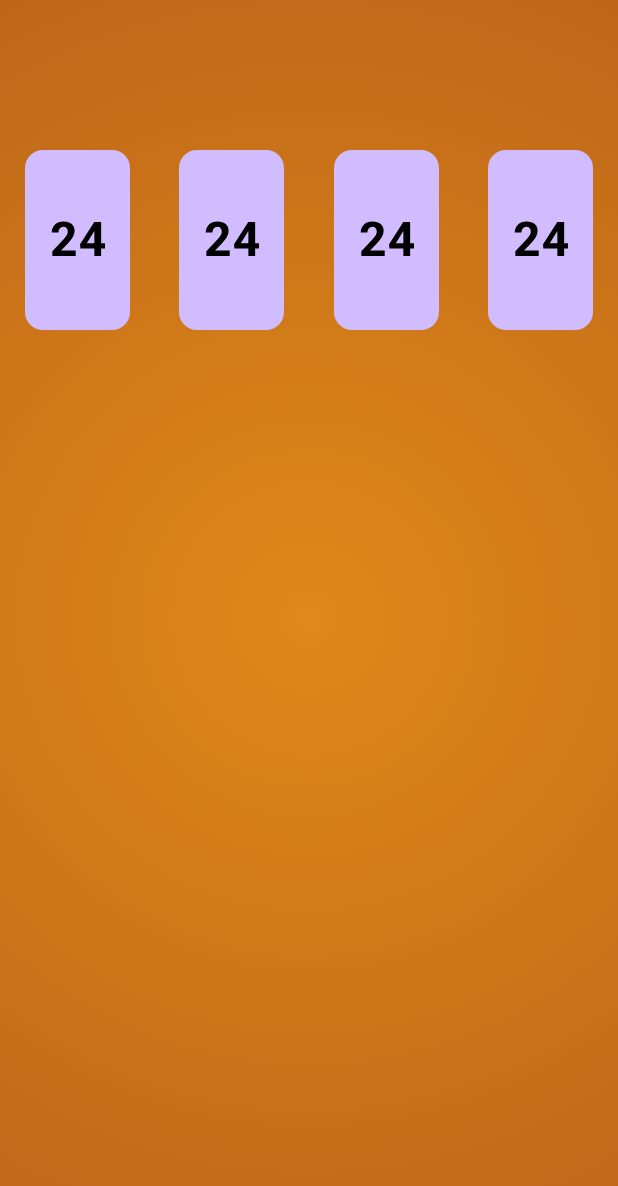
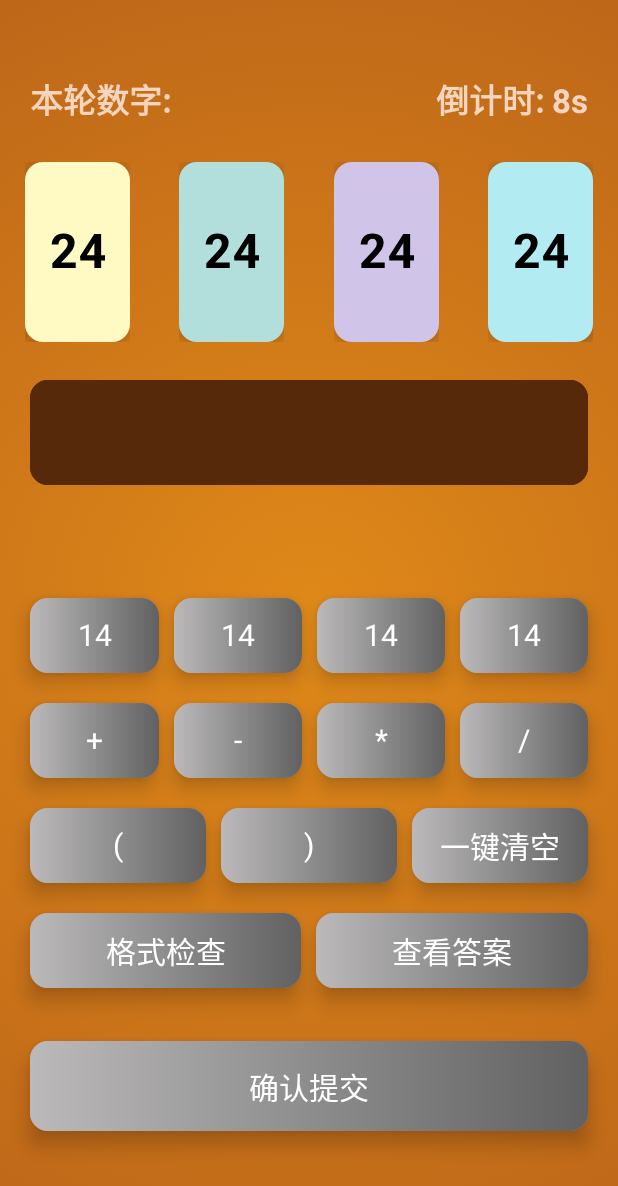
Before and after one commit to 1zhangluo1/24_game_app, an Android app built with Jetpack Compose: the GamePage screen opened through its navigation route, on a phone screen of 412 x 824 dp. Shown: the top 1186 px of the screen. Run offline under Robolectric (Android 15) with nearby library versions, the phone set to English and light mode, and no system bars.

Commit message:
:sparkles: feat(): 1.编写了游戏的按钮组件；2.编写了输入框；3.初步搭建了游戏界面的布局

```diff
--- /dev/null
+++ b/app/src/main/java/ui/components/InputButton.kt
@@ -0,0 +1,57 @@
+package ui.components
+
+import androidx.compose.foundation.background
+import androidx.compose.foundation.layout.Box
+import androidx.compose.foundation.layout.PaddingValues
+import androidx.compose.foundation.layout.fillMaxSize
+import androidx.compose.foundation.shape.RoundedCornerShape
+import androidx.compose.material3.ButtonDefaults
+import androidx.compose.material3.ElevatedButton
+import androidx.compose.material3.Text
+import androidx.compose.runtime.Composable
+import androidx.compose.ui.Alignment
+import androidx.compose.ui.Modifier
+import androidx.compose.ui.graphics.Brush
+import androidx.compose.ui.graphics.Color
+import androidx.compose.ui.text.TextStyle
+import androidx.compose.ui.text.style.TextAlign
+import androidx.compose.ui.unit.dp
+import androidx.compose.ui.unit.sp
+
+@Composable
+fun InputButton(value: String, modifier: Modifier, inputValue: () -> Unit) {
+    ElevatedButton(
+        modifier = modifier,
+        onClick = { inputValue() },
+        shape = RoundedCornerShape(12.dp), // 圆角形状
+        elevation = ButtonDefaults.elevatedButtonElevation(8.dp),
+        colors = ButtonDefaults.elevatedButtonColors(
+            Color(0xFF9E9E9E)
+        ),
+        contentPadding = PaddingValues(0.dp)
+    ) {
+        Box (
+            modifier = Modifier
+                .background(
+                    brush = Brush.horizontalGradient(
+                        colors = listOf(
+                            Color(0xFFBBB9B9), // 较亮的灰色
+                            Color(0xFF616161) // 较暗的灰色
+                        )
+                    )
+                )
+                .fillMaxSize(),
+            contentAlignment = Alignment.Center
+
+        ) {
+            Text(
+                text = value,
+                style = TextStyle(
+                    color = Color.White,
+                    fontSize = 20.sp,
+                    textAlign = TextAlign.Center
+                )
+            )
+        }
+    }
+}
--- a/app/src/main/java/ui/components/NumberCard.kt
+++ b/app/src/main/java/ui/components/NumberCard.kt
@@ -3,12 +3,18 @@ package ui.components
 import androidx.compose.animation.core.Animatable
 import androidx.compose.animation.core.tween
 import androidx.compose.foundation.Image
+import androidx.compose.foundation.background
 import androidx.compose.foundation.clickable
+import androidx.compose.foundation.layout.Arrangement
 import androidx.compose.foundation.layout.Box
+import androidx.compose.foundation.layout.Row
 import androidx.compose.foundation.layout.fillMaxSize
+import androidx.compose.foundation.layout.fillMaxWidth
+import androidx.compose.foundation.layout.offset
 import androidx.compose.foundation.layout.size
 import androidx.compose.material3.Card
 import androidx.compose.material3.CardDefaults
+import androidx.compose.material3.CardElevation
 import androidx.compose.material3.Text
 import androidx.compose.runtime.Composable
 import androidx.compose.runtime.LaunchedEffect
@@ -30,12 +36,15 @@ import androidx.compose.ui.tooling.preview.Preview
 import androidx.compose.ui.unit.dp
 import androidx.compose.ui.unit.sp
 import com.zhangluo.twentyfourgame.R
+import kotlinx.coroutines.coroutineScope
+import kotlinx.coroutines.launch
 import ui.theme.Purple80
 
 
 @Composable
-fun FlippingCard( isFlipped: MutableState<Boolean> ) {
+fun FlippingCard( isFlipped: MutableState<Boolean>, color: Color, number: String) {
     val rotateY = remember { Animatable(0f) }
+
     LaunchedEffect(isFlipped.value) {
         val targetRotation = if (isFlipped.value) 180f else 0f
         rotateY.animateTo(
@@ -50,14 +59,14 @@ fun FlippingCard( isFlipped: MutableState<Boolean> ) {
                 cameraDistance = 12 * density // 调整摄像机距离以获得更好的3D效果
             }
             .clickable {
-                isFlipped.value = !isFlipped.value
+
             }
             .clipToBounds()
     ) {
         if (rotateY.value <= 90 || rotateY.value >= 270) {
             NumberCardBack()
         } else {
-            NumberCardFront(number = "24", color = Purple80)
+            NumberCardFront(number = number, color = color)
         }
     }
 }
@@ -65,6 +74,7 @@ fun FlippingCard( isFlipped: MutableState<Boolean> ) {
 @Composable
 fun NumberCardFront(number: String, color: Color) {
     Card(
+        elevation = CardDefaults.cardElevation(defaultElevation = 10.dp),
         colors = CardDefaults.cardColors(
             containerColor = color,
         ),
--- a/app/src/main/java/ui/screens/GamePage.kt
+++ b/app/src/main/java/ui/screens/GamePage.kt
@@ -2,34 +2,51 @@ package ui.screens
 
 import android.os.Build
 import android.view.WindowInsetsController
+import android.widget.Toast
 import androidx.activity.ComponentActivity
 import androidx.annotation.RequiresApi
 import androidx.compose.foundation.background
+import androidx.compose.foundation.clickable
 import androidx.compose.foundation.layout.Arrangement
 import androidx.compose.foundation.layout.Box
 import androidx.compose.foundation.layout.Column
 import androidx.compose.foundation.layout.Row
+import androidx.compose.foundation.layout.Spacer
 import androidx.compose.foundation.layout.fillMaxSize
 import androidx.compose.foundation.layout.fillMaxWidth
+import androidx.compose.foundation.layout.height
 import androidx.compose.foundation.layout.padding
-import androidx.compose.material3.Button
+import androidx.compose.foundation.shape.RoundedCornerShape
+import androidx.compose.material3.ExperimentalMaterial3Api
+import androidx.compose.material3.OutlinedTextField
+import androidx.compose.material3.OutlinedTextFieldDefaults
+import androidx.compose.material3.Text
+import androidx.compose.material3.TextFieldDefaults
 import androidx.compose.runtime.Composable
 import androidx.compose.runtime.LaunchedEffect
 import androidx.compose.ui.Alignment
 import androidx.compose.ui.Modifier
+import androidx.compose.ui.draw.clipToBounds
 import androidx.compose.ui.graphics.Color
 import androidx.compose.ui.graphics.toArgb
 import androidx.compose.ui.platform.LocalContext
+import androidx.compose.ui.text.TextStyle
+import androidx.compose.ui.text.font.FontWeight
 import androidx.compose.ui.unit.dp
+import androidx.compose.ui.unit.sp
 import androidx.navigation.NavController
 import kotlinx.coroutines.delay
 import ui.components.FlippingCard
 import androidx.lifecycle.viewmodel.compose.viewModel
+import ui.components.InputButton
 import viewModels.GameViewModel
 
+@OptIn(ExperimentalMaterial3Api::class)
 @RequiresApi(Build.VERSION_CODES.R)
 @Composable
 fun GamePage(viewModel: GameViewModel = viewModel(), navController: NavController) {
+
+    val context = LocalContext.current
 
     val activity = LocalContext.current as ComponentActivity
     // 使用 effect 只在 composable 第一次启动时设置导航栏颜色
@@ -52,17 +69,119 @@ fun GamePage(viewModel: GameViewModel = viewModel(), navController: NavControlle
         Column(
             modifier = Modifier
                 .fillMaxWidth()
-                .padding(top = 100.dp),
+                .padding(top = 50.dp),
             horizontalAlignment = Alignment.CenterHorizontally
         ) {
-            Row(
+            Row (
+                modifier = Modifier
+                    .fillMaxWidth()
+                    .padding(horizontal = 20.dp),
+                horizontalArrangement = Arrangement.SpaceBetween
+            ) {
+                val style = TextStyle(
+                    fontSize = 22.sp,
+                    color = Color(0xFFF5D5BF),
+                    fontWeight = FontWeight.Bold
+                )
+                Text(text = "本轮数字:", style = style)
+                Text(text = "倒计时: 8s", style = style)
+            }
+            Spacer(modifier = Modifier.height(25.dp))
+            Row (
                 modifier = Modifier.fillMaxWidth(),
                 horizontalArrangement = Arrangement.SpaceAround
             ) {
-                FlippingCard(isFlipped = viewModel.isFlipped)
-                FlippingCard(isFlipped = viewModel.isFlipped)
-                FlippingCard(isFlipped = viewModel.isFlipped)
-                FlippingCard(isFlipped = viewModel.isFlipped)
+                viewModel.cardColorList.map {
+                    FlippingCard(isFlipped = viewModel.isFlipped, color = it, number = "24")
+                }
+            }
+            Spacer(modifier = Modifier.height(25.dp))
+            OutlinedTextField(
+                modifier = Modifier
+                    .fillMaxWidth()
+                    .padding(horizontal = 20.dp)
+                    .height(70.dp)
+                    .clipToBounds(),
+                colors = TextFieldDefaults.outlinedTextFieldColors (
+                    containerColor = Color(0xFF552909),
+                    unfocusedBorderColor = Color(0xFF552909),
+                    focusedBorderColor = Color(0xFF552909)
+                ),
+                value = viewModel.inputExpression.value,
+                onValueChange = { viewModel.inputExpression.value = it },
+                shape = RoundedCornerShape(12.dp),
+                readOnly = true,
+                maxLines = 1,
+            )
+            Spacer(modifier = Modifier.height(75.dp))
+            Row (
+                modifier = Modifier
+                    .fillMaxWidth()
+                    .padding(horizontal = 20.dp),
+                horizontalArrangement = Arrangement.spacedBy(10.dp)
+            ) {
+                repeat(4) {
+                    InputButton(value = "14", modifier = Modifier
+                        .weight(1f)
+                        .height(50.dp)) {
+                        Toast.makeText(context,"14",Toast.LENGTH_SHORT).show()
+                    }
+                }
+            }
+            Spacer(modifier = Modifier.height(20.dp))
+            Row (
+                modifier = Modifier
+                    .fillMaxWidth()
+                    .padding(horizontal = 20.dp),
+                horizontalArrangement = Arrangement.spacedBy(10.dp)
+            ) {
+                viewModel.expressionSigns.map {
+                    InputButton(value = it, modifier = Modifier
+                        .weight(1f)
+                        .height(50.dp)) {
+                        Toast.makeText(context,it,Toast.LENGTH_SHORT).show()
+                    }
+                }
+            }
+            Spacer(modifier = Modifier.height(20.dp))
+            Row (
+                modifier = Modifier
+                    .fillMaxWidth()
+                    .padding(horizontal = 20.dp),
+                horizontalArrangement = Arrangement.spacedBy(10.dp)
+            ) {
+                viewModel.thirdStrings.map {
+                    InputButton(value = it, modifier = Modifier
+                        .weight(1f)
+                        .height(50.dp)) {
+                        Toast.makeText(context,it,Toast.LENGTH_SHORT).show()
+                    }
+                }
+            }
+            Spacer(modifier = Modifier.height(20.dp))
+            Row (
+                modifier = Modifier
+                    .fillMaxWidth()
+                    .padding(horizontal = 20.dp),
+                horizontalArrangement = Arrangement.spacedBy(10.dp)
+            ) {
+                InputButton(value = "格式检查", modifier = Modifier
+                    .weight(1f)
+                    .height(50.dp)) {
+                    Toast.makeText(context,"格式检查",Toast.LENGTH_SHORT).show()
+                }
+                InputButton(value = "查看答案", modifier = Modifier
+                    .weight(1f)
+                    .height(50.dp)) {
+                    Toast.makeText(context,"查看答案",Toast.LENGTH_SHORT).show()
+                }
+            }
+            Spacer(modifier = Modifier.height(15.dp))
+            InputButton(value = "确认提交", modifier = Modifier
+                .fillMaxWidth()
+                .padding(20.dp)
+                .height(60.dp)) {
+                Toast.makeText(context,"确认提交",Toast.LENGTH_SHORT).show()
             }
         }
     }
--- a/app/src/main/java/viewModels/GameViewModel.kt
+++ b/app/src/main/java/viewModels/GameViewModel.kt
@@ -5,13 +5,20 @@ import androidx.compose.ui.graphics.Brush
 import androidx.compose.ui.graphics.Color
 import androidx.lifecycle.ViewModel
 import kotlinx.coroutines.delay
+import ui.theme.LightCyan
+import ui.theme.MintGreen
+import ui.theme.PeachPink
 import ui.theme.Purple80
+import ui.theme.SoftPurple
+import ui.theme.WarmYellow
 
 class GameViewModel: ViewModel() {
 
     val isFlipped = mutableStateOf(false)
     val inputExpression = mutableStateOf("")
-    val cardColorList: List<Color> = listOf(Purple80,Color.Cyan,)
+    val expressionSigns: List<String> = listOf("+","-","*","/")
+    val thirdStrings: List<String> = listOf("(",")","一键清空")
+    val cardColorList: List<Color> = listOf(WarmYellow, MintGreen, SoftPurple, LightCyan)
     val gradientBrush = Brush.radialGradient(
         colors = listOf(
             Color(0xFFDF8919), // 浅咖啡色（中间）
```
